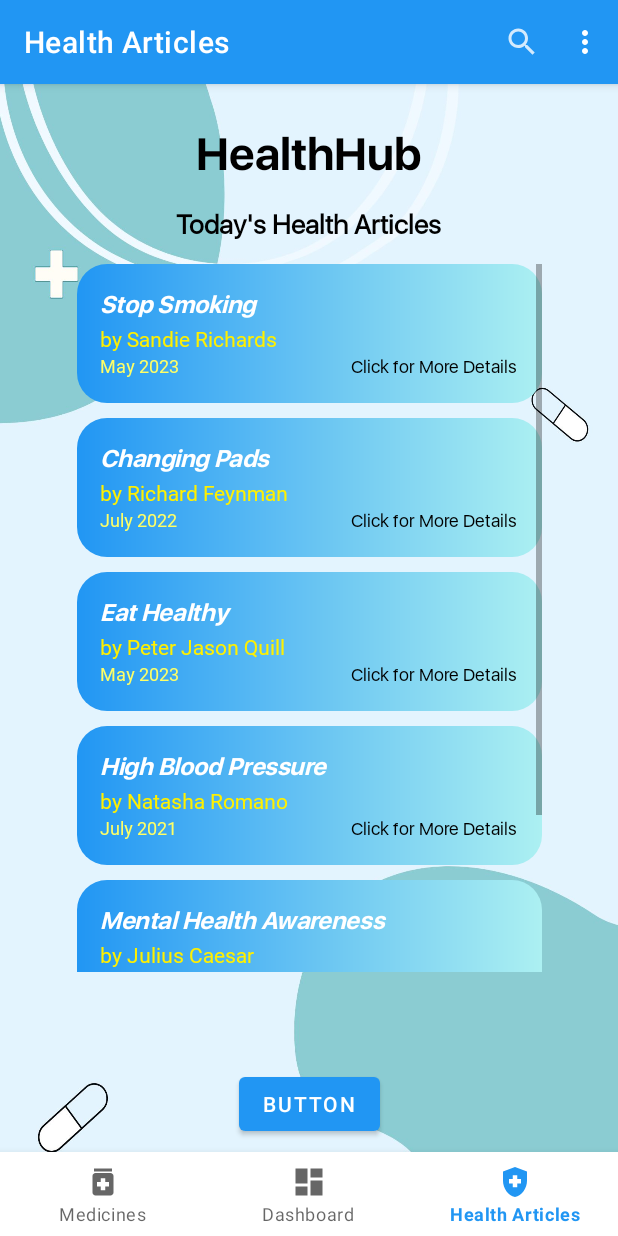
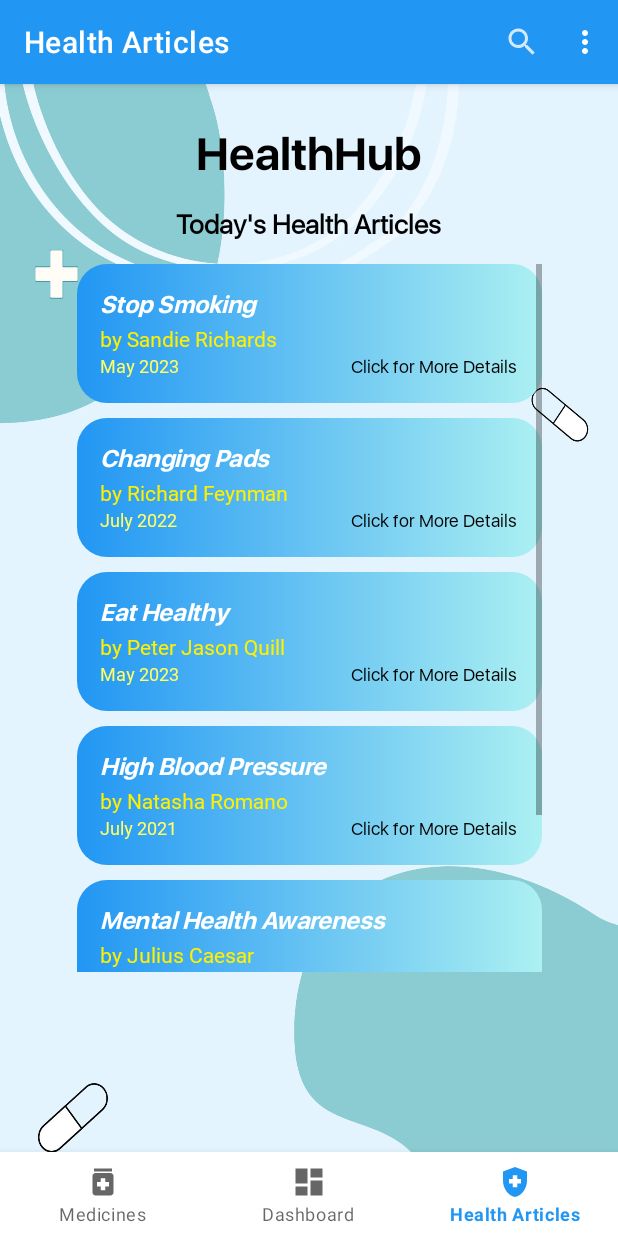
Before and after one commit to shi-mika/healthhub, an Android app: the HealthArticlesFragment screen opened through its navigation route, on a phone screen of 412 x 824 dp. Run offline under Robolectric (Android 15) with nearby library versions, the phone set to English and light mode, and no system bars; our stand-ins replace navigation-ui.

Commit message:
3rd fragment fixed

```diff
--- a/app/src/main/java/com/example/healthhub/ui/health_articles/HealthArticlesFragment.java
+++ b/app/src/main/java/com/example/healthhub/ui/health_articles/HealthArticlesFragment.java
@@ -5,7 +5,6 @@
 import android.view.LayoutInflater;
 import android.view.View;
 import android.view.ViewGroup;
-import android.widget.Button;
 import android.widget.ListView;
 import android.widget.SimpleAdapter;
 import android.widget.TextView;
@@ -45,8 +44,6 @@
     SimpleAdapter sa;
 
     ListView lst;
-
-    Button button;
 
     public View onCreateView(@NonNull LayoutInflater inflater, ViewGroup container, Bundle savedInstanceState) {
         View root = inflater.inflate(R.layout.fragment_health_articles, container, false);
--- a/app/src/main/res/layout/fragment_health_articles.xml
+++ b/app/src/main/res/layout/fragment_health_articles.xml
@@ -48,14 +48,4 @@
         app:layout_constraintStart_toStartOf="@+id/textViewHATitle"
         app:layout_constraintTop_toBottomOf="@+id/textViewHATitle" />
 
-    <Button
-        android:id="@+id/button2"
-        android:layout_width="wrap_content"
-        android:layout_height="wrap_content"
-        android:text="Button"
-        app:layout_constraintBottom_toBottomOf="parent"
-        app:layout_constraintEnd_toEndOf="parent"
-        app:layout_constraintStart_toStartOf="parent"
-        app:layout_constraintTop_toBottomOf="@+id/listViewHA" />
-
 </androidx.constraintlayout.widget.ConstraintLayout>
```
